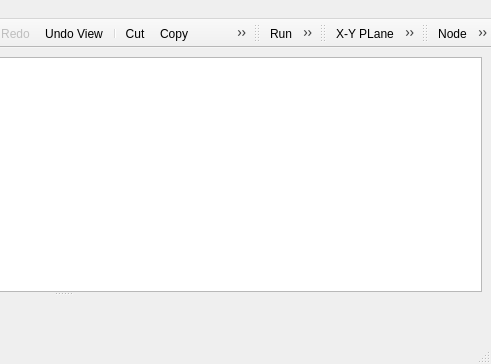
Qt form TonatiuhProject/src/source/gui/mainwindow.ui (iat-cener/tonatiuh) before a commit; both pictures show x 366 to 857 and y 0 to 364 of the 857 by 364 pixel window.
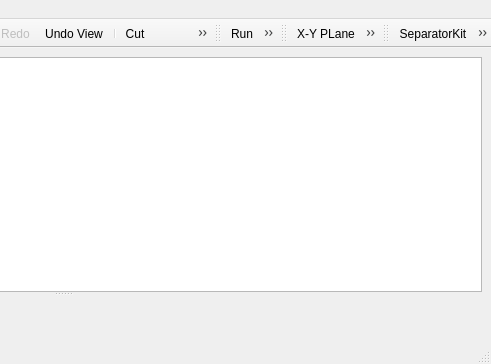
The same form after that commit. Icons and pictures are not drawn. Custom widgets are drawn as their Qt base class.

Commit message: group node name changed

What changed in the file:
```diff
--- a/TonatiuhProject/src/source/gui/mainwindow.ui
+++ b/TonatiuhProject/src/source/gui/mainwindow.ui
@@ -454,7 +454,7 @@
      <normaloff>:/icons/separatorKit.png</normaloff>:/icons/separatorKit.png</iconset>
    </property>
    <property name="text">
-    <string>Node</string>
+    <string>SeparatorKit</string>
    </property>
   </action>
   <action name="actionDisplay_rays">
```
Left out of the diff: 2 changed lines with no effect on the pictures.
